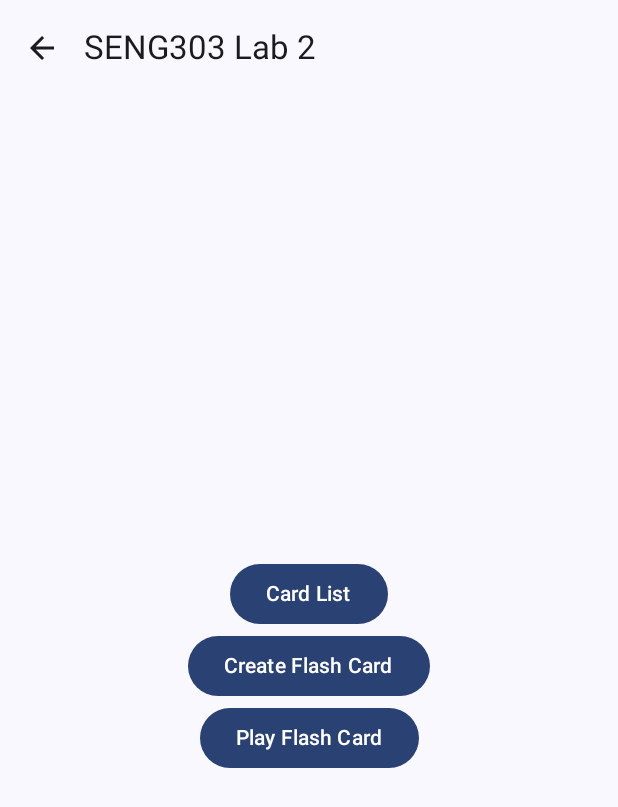
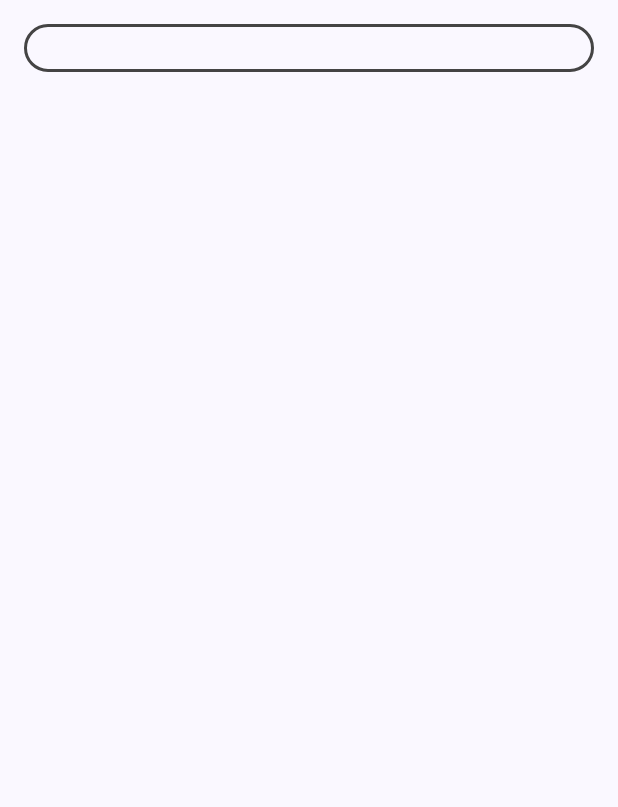
Before and after one commit to john1162504/Android-Flashcard, an Android app built with Jetpack Compose: the composable FlashCard called with empty values, on a phone screen of 412 x 824 dp. Shown: the top 807 px of the screen. Run offline under Robolectric (Android 15) with nearby library versions, the phone set to English and light mode, and no system bars.

Commit message:
Implement single card screen and swipe left and right feature

```diff
--- a/app/src/main/java/nz/ac/canterbury/seng303/ass/MainActivity.kt
+++ b/app/src/main/java/nz/ac/canterbury/seng303/ass/MainActivity.kt
@@ -81,7 +81,7 @@ class MainActivity : ComponentActivity() {
                                 })
                             ) { backStackEntry ->
                                 val cardId = backStackEntry.arguments?.getString("cardId")
-                                cardId?.let { cardIdParam: String -> FlashCard(cardIdParam, cardViewModel) }
+                                cardId?.let { cardIdParam: String -> FlashCard(cardIdParam, cardViewModel, navController) }
                             }
                             composable("PlayCard") {
                                 PlayCard(navController, cardViewModel)
--- a/app/src/main/java/nz/ac/canterbury/seng303/ass/screens/FlashCardScreen.kt
+++ b/app/src/main/java/nz/ac/canterbury/seng303/ass/screens/FlashCardScreen.kt
@@ -1,16 +1,95 @@
 package nz.ac.canterbury.seng303.ass.screens
 
+import android.widget.Toast
+import androidx.compose.foundation.border
+import androidx.compose.foundation.gestures.detectHorizontalDragGestures
+import androidx.compose.foundation.layout.Arrangement
+import androidx.compose.foundation.layout.Column
+import androidx.compose.foundation.layout.Row
+import androidx.compose.foundation.layout.Spacer
+import androidx.compose.foundation.layout.fillMaxSize
+import androidx.compose.foundation.layout.fillMaxWidth
+import androidx.compose.foundation.layout.height
+import androidx.compose.foundation.layout.padding
+import androidx.compose.foundation.rememberScrollState
+import androidx.compose.foundation.shape.RoundedCornerShape
+import androidx.compose.foundation.verticalScroll
+import androidx.compose.material3.Text
 import androidx.compose.runtime.Composable
 import androidx.compose.runtime.collectAsState
 import androidx.compose.runtime.getValue
+import androidx.compose.ui.Alignment
+import androidx.compose.ui.Modifier
+import androidx.compose.ui.graphics.Color
+import androidx.compose.ui.input.pointer.pointerInput
+import androidx.compose.ui.platform.LocalContext
+import androidx.compose.ui.unit.dp
+import androidx.compose.ui.unit.sp
+import androidx.navigation.NavController
+import androidx.navigation.NavGraph.Companion.findStartDestination
 import nz.ac.canterbury.seng303.ass.models.FlashCard
 import nz.ac.canterbury.seng303.ass.viewmodels.FlashCardViewModel
 
 @Composable
-fun FlashCard(cardId: String, cardViewModel: FlashCardViewModel) {
+fun FlashCard(cardId: String, cardViewModel: FlashCardViewModel, navController: NavController) {
     cardViewModel.getCardById(cardId = cardId.toIntOrNull())
+    val context = LocalContext.current
     val selectedCardState by cardViewModel.selectedCard.collectAsState(null)
-    val card: FlashCard = selectedCardState!!
+    val card: FlashCard? = selectedCardState
 
+    Column(
+        modifier = Modifier
+            .fillMaxSize()
+            .verticalScroll(rememberScrollState())
+            .padding(16.dp)
+            .pointerInput(Unit) {
+                detectHorizontalDragGestures { change, dragAmount ->
+                    change.consume()
+                    when {
+                        dragAmount > 0 -> {
+                            val nextId = cardViewModel.getNextCardId(cardId.toIntOrNull())
+                            navController.navigate("FlashCard/${nextId}")  {
+                                popUpTo("CardList") { inclusive = false }
+
+                            }
+                        }
+                        dragAmount < 0 -> {
+                            val previousId = cardViewModel.getPreviousCardId(cardId.toIntOrNull())
+                            navController.navigate("FlashCard/${previousId}") {
+                                popUpTo("CardList") { inclusive = false }
+                            }
+                        }
+                    }
+                }
+            }
+    ) {
+        Row(
+            modifier = Modifier
+                .fillMaxWidth()
+                .border(
+                    width = 2.dp,
+                    color = Color.DarkGray,
+                    shape = RoundedCornerShape(16.dp),
+                )
+                .padding(16.dp),
+            verticalAlignment = Alignment.CenterVertically,
+            horizontalArrangement = Arrangement.Center
+        ) {
+            if (card != null) {
+                Text(
+                    text = card.question,
+                    fontSize = 25.sp
+                )
+            }
+        }
+        Spacer(modifier = Modifier.height(16.dp))
+
+        card?.answers?.forEach { answer ->
+            SummaryRow(
+                result = answer
+            )
+            Spacer(modifier = Modifier.height(16.dp)) // Adds space between cards
+        }
+    }
 
 }
--- a/app/src/main/java/nz/ac/canterbury/seng303/ass/screens/PlayFlashCardSCreen.kt
+++ b/app/src/main/java/nz/ac/canterbury/seng303/ass/screens/PlayFlashCardSCreen.kt
@@ -39,6 +39,7 @@ import nz.ac.canterbury.seng303.ass.viewmodels.FlashCardViewModel
 fun PlayCard(navController: NavController,
              cardViewModel: FlashCardViewModel
 ) {
+    cardViewModel.getCards()
     val context = LocalContext.current
     var currentIndex by remember { mutableStateOf(0) }
     val cards: List<FlashCard> by cardViewModel.cards.collectAsState()
@@ -98,7 +99,7 @@ fun PlayCard(navController: NavController,
                         fontSize = 25.sp
                     )
                 }
-                Spacer(modifier = Modifier.height(16.dp)) // Adds space between cards
+                Spacer(modifier = Modifier.height(16.dp))
 
 
                 answers.forEach { answer ->
```
Also changed, not shown: app/src/main/java/nz/ac/canterbury/seng303/ass/viewmodels/FlashCardViewModel.kt (+24 -0 lines).
